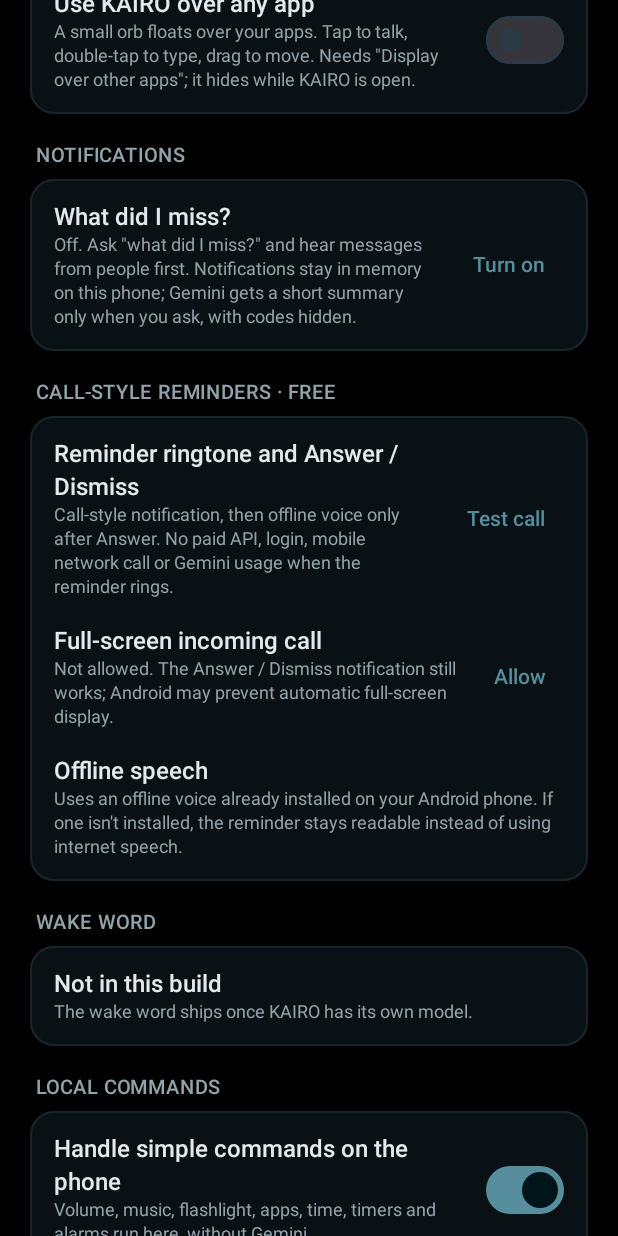
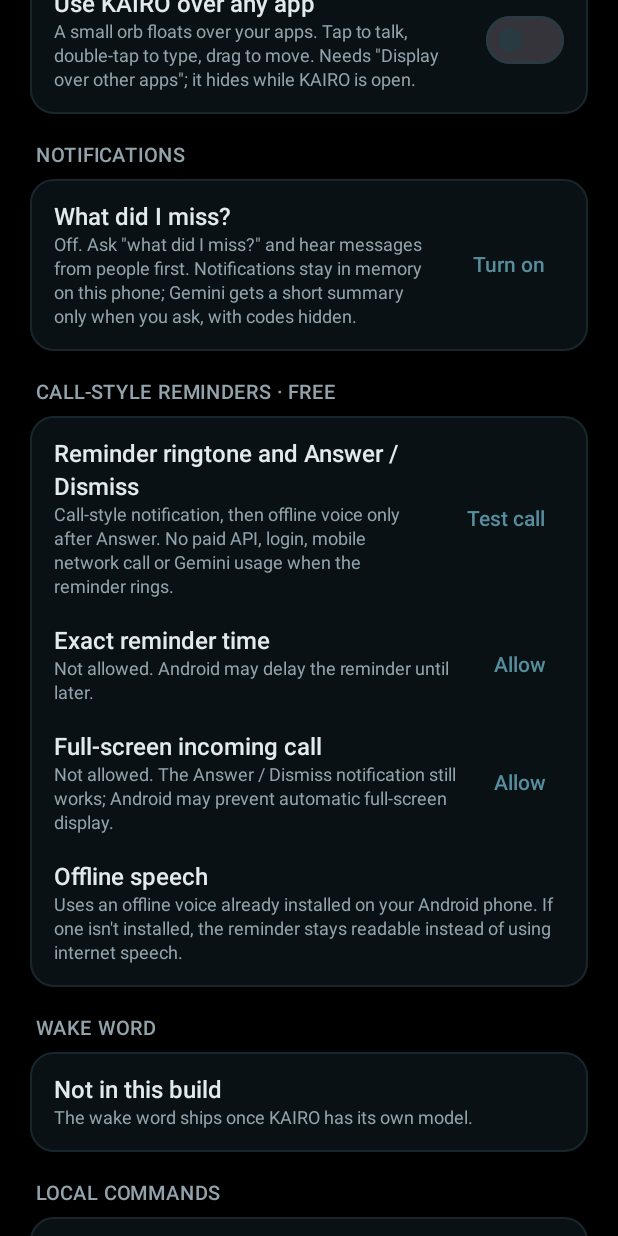
Before and after one commit to KAIRO-01/P1, an Android app built with Jetpack Compose: the composable SettingsScreen shown on its own in the app's theme, scrolled down 576 dp, on a phone screen of 412 x 824 dp. Run offline under Robolectric (Android 15) with nearby library versions, the phone set to English and light mode, and no system bars.

Commit message:
Explain and link Android exact-alarm permission for on-time free call reminders

```diff
--- a/app/src/main/java/app/shilex/android/ui/SettingsScreen.kt
+++ b/app/src/main/java/app/shilex/android/ui/SettingsScreen.kt
@@ -146,6 +146,9 @@ fun SettingsScreen(assistant: AssistantViewModel) {
                     Build.VERSION.SDK_INT < 34 || manager.canUseFullScreenIntent(),
                 )
             }
+            var exactAlarmsAllowed by remember {
+                mutableStateOf(Reminders(context).exact())
+            }
             val requestNotifications = rememberLauncherForActivityResult(
                 ActivityResultContracts.RequestPermission(),
             ) { notificationsAllowed = it }
@@ -154,6 +157,7 @@ fun SettingsScreen(assistant: AssistantViewModel) {
                     ContextCompat.checkSelfPermission(context, Manifest.permission.POST_NOTIFICATIONS) ==
                     PackageManager.PERMISSION_GRANTED
                 callsAllowed = Build.VERSION.SDK_INT < 34 || manager.canUseFullScreenIntent()
+                exactAlarmsAllowed = Reminders(context).exact()
                 onPauseOrDispose { }
             }
 
@@ -169,6 +173,31 @@ fun SettingsScreen(assistant: AssistantViewModel) {
                         requestNotifications.launch(Manifest.permission.POST_NOTIFICATIONS)
                     }
                 }) { Text(if (notificationsAllowed) "Test call" else "Allow") }
+            }
+            if (Build.VERSION.SDK_INT >= Build.VERSION_CODES.S) {
+                InfoRow(
+                    "Exact reminder time",
+                    if (exactAlarmsAllowed) "Allowed. KAIRO can schedule reminders for the specified time."
+                    else "Not allowed. Android may delay the reminder until later.",
+                ) {
+                    if (!exactAlarmsAllowed) {
+                        TextButton(onClick = {
+                            runCatching {
+                                context.startActivity(
+                                    Intent(Settings.ACTION_REQUEST_SCHEDULE_EXACT_ALARM,
+                                        Uri.parse("package:${context.packageName}"))
+                                        .addFlags(Intent.FLAG_ACTIVITY_NEW_TASK),
+                                )
+                            }.onFailure {
+                                context.startActivity(
+                                    Intent(Settings.ACTION_APPLICATION_DETAILS_SETTINGS,
+                                        Uri.parse("package:${context.packageName}"))
+                                        .addFlags(Intent.FLAG_ACTIVITY_NEW_TASK),
+                                )
+                            }
+                        }) { Text("Allow") }
+                    }
+                }
             }
             if (Build.VERSION.SDK_INT >= 34) {
                 InfoRow(
```
